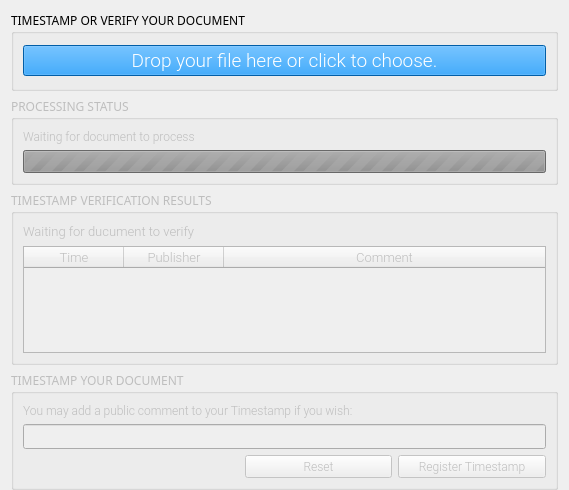
Before: the Qt Designer form app/ui/timestamp.ui in coblo/gui-demo, drawn with Qt 5.
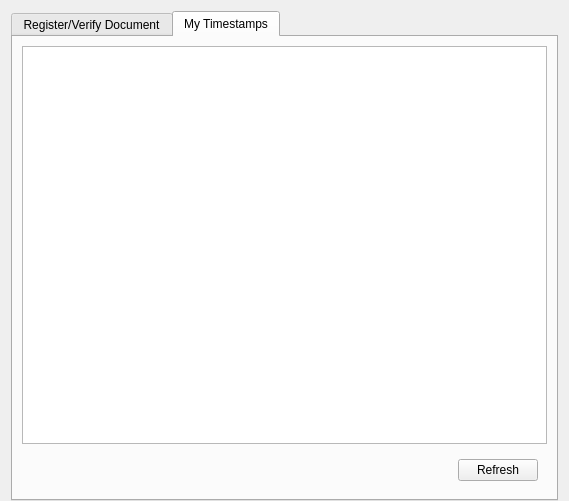
After: the same form once the commit is applied. The open tabs and pages were chosen to show the change.

Commit message: Add list of own timestamps to timstamp ui #68

The edit to the form file:
```diff
--- a/app/ui/timestamp.ui
+++ b/app/ui/timestamp.ui
@@ -18,6 +18,16 @@
     <number>0</number>
    </property>
    <item>
+    <widget class="QTabWidget" name="tabWidget">
+     <property name="currentIndex">
+      <number>0</number>
+     </property>
+     <widget class="QWidget" name="tab_register_document">
+      <attribute name="title">
+       <string>Register/Verify Document</string>
+      </attribute>
+      <layout class="QVBoxLayout" name="verticalLayout_5">
+       <item>
     <widget class="QGroupBox" name="gbox_dropzone">
      <property name="minimumSize">
       <size>
@@ -282,6 +292,50 @@
       </size>
      </property>
     </spacer>
+       </item>
+      </layout>
+     </widget>
+     <widget class="QWidget" name="tab_my_timestamps">
+      <attribute name="title">
+       <string>My Timestamps</string>
+      </attribute>
+      <layout class="QVBoxLayout" name="verticalLayout_7">
+       <item>
+        <widget class="QTableView" name="table_my_timestamps">
+         <attribute name="verticalHeaderMinimumSectionSize">
+          <number>26</number>
+         </attribute>
+        </widget>
+       </item>
+       <item>
+        <widget class="QWidget" name="widget" native="true">
+         <layout class="QHBoxLayout" name="horizontalLayout">
+          <item>
+           <spacer name="horizontalSpacer">
+            <property name="orientation">
+             <enum>Qt::Horizontal</enum>
+            </property>
+            <property name="sizeHint" stdset="0">
+             <size>
+              <width>40</width>
+              <height>20</height>
+             </size>
+            </property>
+           </spacer>
+          </item>
+          <item>
+           <widget class="QPushButton" name="button_refresh_my_timestamps">
+            <property name="text">
+             <string>Refresh</string>
+            </property>
+           </widget>
+          </item>
+         </layout>
+        </widget>
+       </item>
+      </layout>
+     </widget>
+    </widget>
    </item>
   </layout>
  </widget>
```
Lines whose indentation alone changed are shown as unchanged. The commit also changes 3 other files.
